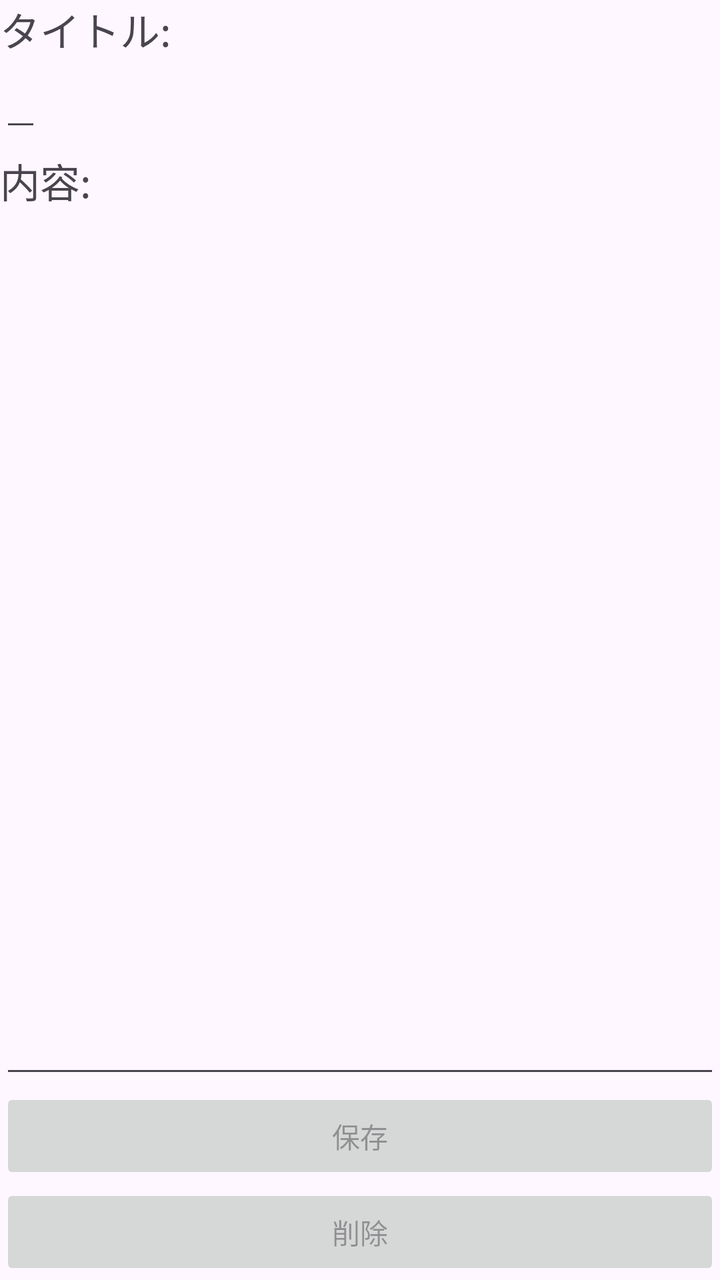
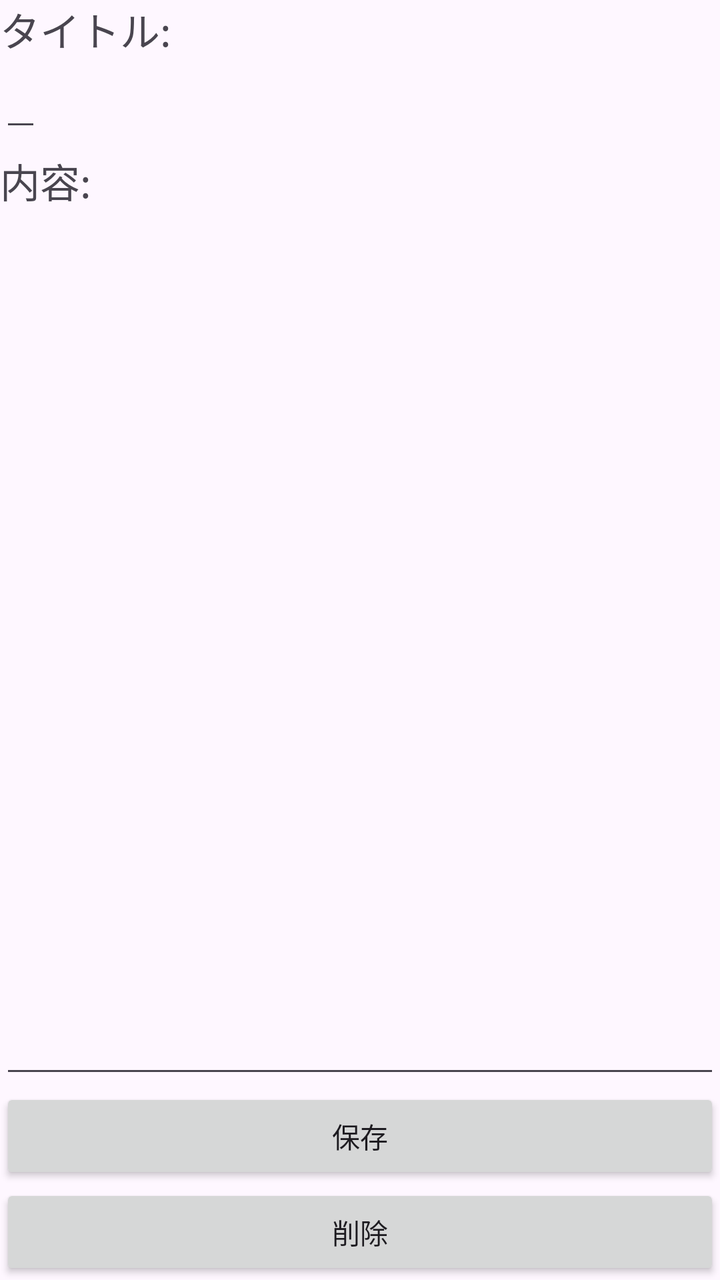

Two renders of the same Android screen: before a commit and after it. Below are the layout's source before the change and the commit's diff.
<!-- AndroidManifest.xml: application theme Theme.Memo -->
<!-- res/layout/activity_memo_add.xml -->
<?xml version="1.0" encoding="utf-8"?>
<LinearLayout xmlns:android="http://schemas.android.com/apk/res/android"
    xmlns:app="http://schemas.android.com/apk/res-auto"
    xmlns:tools="http://schemas.android.com/tools"
    android:id="@+id/main"
    android:layout_width="match_parent"
    android:layout_height="match_parent"
    tools:context=".MainActivity"
    android:orientation="vertical"
    android:layout_margin="10sp"
    >

    <TextView
        android:layout_width="wrap_content"
        android:layout_height="wrap_content"
        android:text="@string/tv_lb_name"
        android:textSize="20sp" />

    <EditText
        android:id="@+id/etTitle"
        android:layout_width="wrap_content"
        android:layout_height="wrap_content"/>

    <TextView
        android:layout_width="wrap_content"
        android:layout_height="wrap_content"
        android:layout_marginTop="5dp"
        android:text="@string/tv_lb_note"
        android:textSize="20sp" />

    <EditText
        android:id="@+id/etNote"
        android:layout_width="match_parent"
        android:layout_height="386dp"
        android:layout_weight="0.4"
        android:gravity="top"
        android:inputType="textMultiLine" />

    <Button
        android:id="@+id/btnSave"
        android:layout_width="match_parent"
        android:layout_height="wrap_content"
        android:enabled="false"
        android:onClick="onSaveButtonClick"
        android:text="@string/btn_save"/>

    <Button
        android:id="@+id/btnDelete"
        android:layout_width="match_parent"
        android:layout_height="wrap_content"
        android:enabled="false"
        android:onClick="onDeleteButtonClick"
        android:text="@string/btn_delete"/>

</LinearLayout>
<!-- resources referenced by this layout -->
<resources>
  <string name="btn_delete">削除</string>
  <string name="btn_save">保存</string>
  <string name="tv_lb_name">タイトル:</string>
  <string name="tv_lb_note">内容:</string>
  <style name="Theme.Memo" parent="Base.Theme.Memo" />
  <style name="Base.Theme.Memo" parent="Theme.Material3.DayNight">
          
          
      </style>
</resources>

<!-- the commit's change to res/layout/activity_memo_add.xml (unified diff, before → after) -->
@@ -29,7 +29,7 @@
         android:textSize="20sp" />
 
     <EditText
-        android:id="@+id/etNote"
+        android:id="@+id/etContent"
         android:layout_width="match_parent"
         android:layout_height="386dp"
         android:layout_weight="0.4"
@@ -40,7 +40,7 @@
         android:id="@+id/btnSave"
         android:layout_width="match_parent"
         android:layout_height="wrap_content"
-        android:enabled="false"
+        android:enabled="true"
         android:onClick="onSaveButtonClick"
         android:text="@string/btn_save"/>
 
@@ -48,7 +48,7 @@
         android:id="@+id/btnDelete"
         android:layout_width="match_parent"
         android:layout_height="wrap_content"
-        android:enabled="false"
+        android:enabled="true"
         android:onClick="onDeleteButtonClick"
         android:text="@string/btn_delete"/>
 
